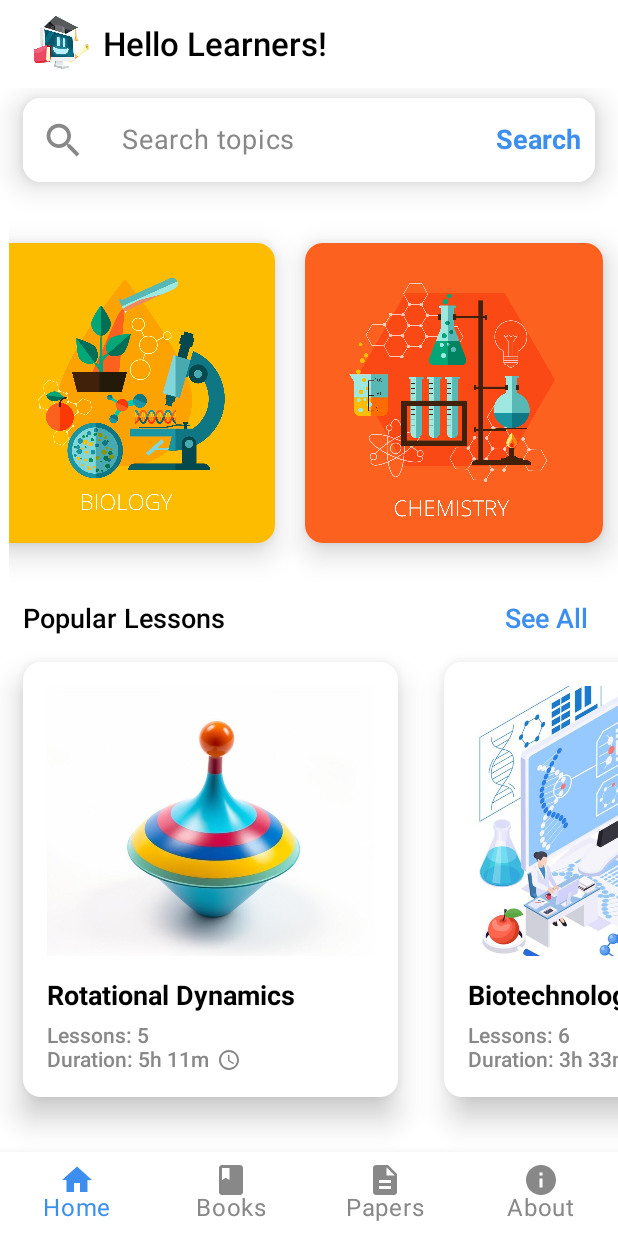
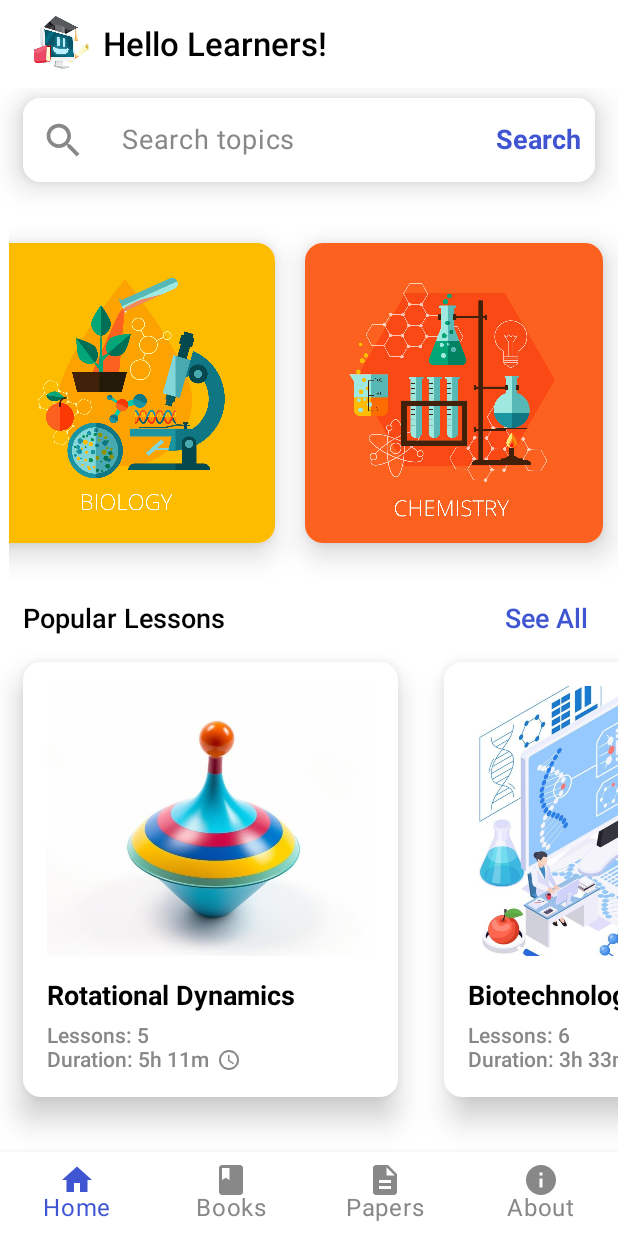
Before and after one commit to Jfkevin/Elearning-RuangSiswa-Project, an Android app built with Jetpack Compose: the screen it shows after launch (MainActivity), on a phone screen of 412 x 824 dp. Run offline under Robolectric (Android 15) with nearby library versions, the phone set to English and light mode, and no system bars; our stand-ins replace Firebase (no records; nobody signed in at launch, a user with empty details on screens opened directly).

Commit message:
Theme Color Change

```diff
--- a/app/src/main/java/com/swapnil/elearningapp/ui/theme/Color.kt
+++ b/app/src/main/java/com/swapnil/elearningapp/ui/theme/Color.kt
@@ -6,8 +6,8 @@ val Purple80 = Color(0xFFD0BCFF)
 val PurpleGrey80 = Color(0xFFCCC2DC)
 val Pink80 = Color(0xFFEFB8C8)
 
-val Purple40 = Color(0xFF6650a4)
+val Purple40 = Color(0xFF3E0ADE)
 val PurpleGrey40 = Color(0xFF625b71)
 val Pink40 = Color(0xFF7D5260)
-val blue = Color(0xFF3D8FEF)
-val darkblue = Color(0xFF4169E1)
+val blue = Color(0xFF3F55D2)
+val darkblue = Color(0xFF02297C)
--- a/app/src/main/res/values/colors.xml
+++ b/app/src/main/res/values/colors.xml
@@ -7,7 +7,7 @@
     <color name="teal_700">#FF018786</color>
     <color name="black">#FF000000</color>
     <color name="white">#FFFFFFFF</color>
-    <color name="darkBlue">#0654C2</color>
-    <color name="lightBlue">#5375EE</color>
+    <color name="darkBlue">#0A2345</color>
+    <color name="lightBlue">#E7501B</color>
 
 </resources>
```
